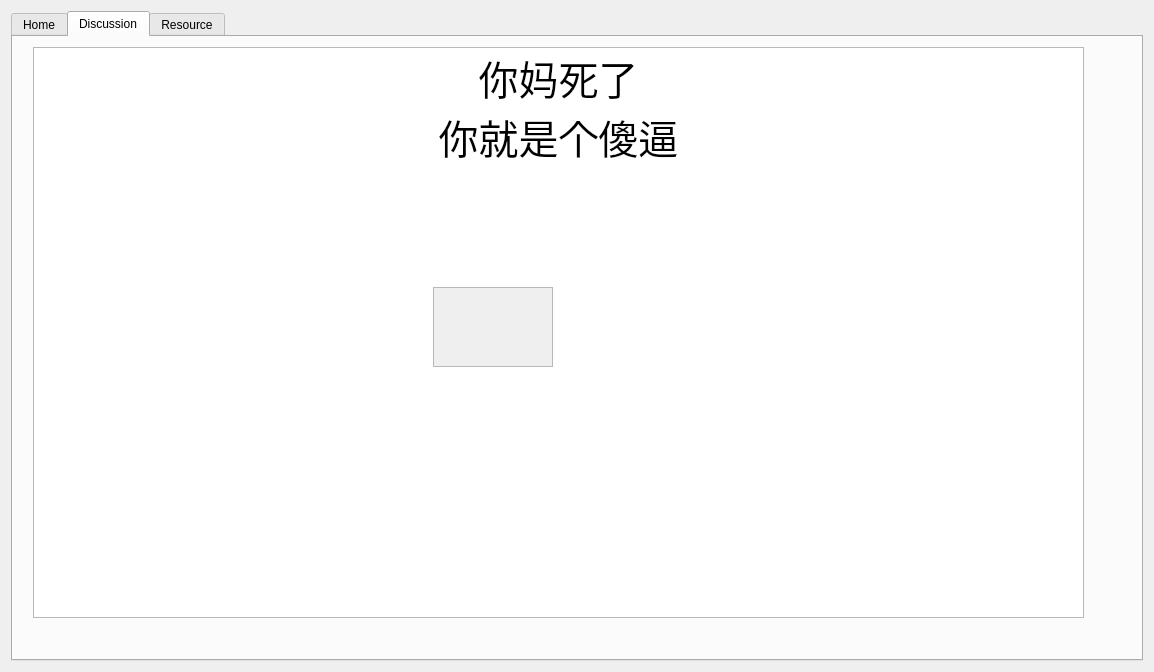
Before: the Qt Designer form Jobs-of-SoftwareEngineer/Codeing/Scut/course.ui in CSLP/CPP, drawn with Qt 5.
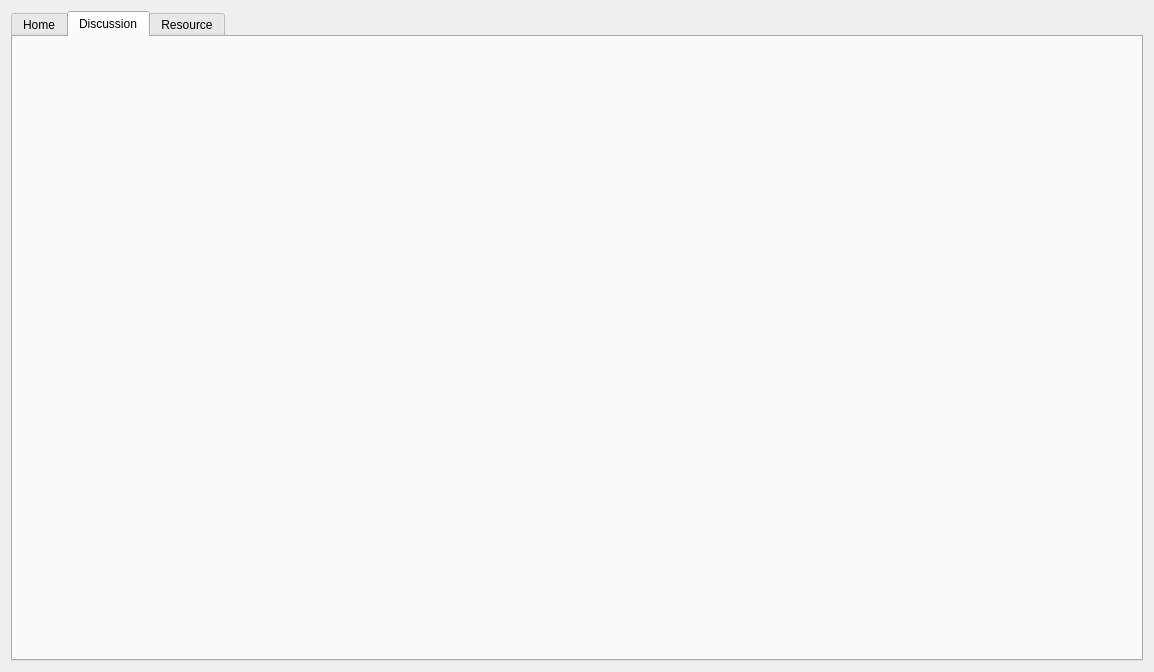
After: the same form once the commit is applied. The open tabs and pages were chosen to show the change.

Diff of the .ui file:
```diff
--- a/Jobs-of-SoftwareEngineer/Codeing/Scut/course.ui
+++ b/Jobs-of-SoftwareEngineer/Codeing/Scut/course.ui
@@ -136,65 +136,6 @@
       <attribute name="title">
        <string>Discussion</string>
       </attribute>
-      <widget class="QListWidget" name="listWidget">
-       <property name="geometry">
-        <rect>
-         <x>20</x>
-         <y>10</y>
-         <width>1051</width>
-         <height>571</height>
-        </rect>
-       </property>
-       <item>
-        <property name="text">
-         <string>你妈死了</string>
-        </property>
-        <property name="font">
-         <font>
-          <pointsize>30</pointsize>
-         </font>
-        </property>
-        <property name="textAlignment">
-         <set>AlignCenter</set>
-        </property>
-       </item>
-       <item>
-        <property name="text">
-         <string>你就是个傻逼</string>
-        </property>
-        <property name="font">
-         <font>
-          <pointsize>30</pointsize>
-         </font>
-        </property>
-        <property name="textAlignment">
-         <set>AlignCenter</set>
-        </property>
-       </item>
-      </widget>
-      <widget class="QScrollArea" name="scrollArea">
-       <property name="geometry">
-        <rect>
-         <x>420</x>
-         <y>250</y>
-         <width>120</width>
-         <height>80</height>
-        </rect>
-       </property>
-       <property name="widgetResizable">
-        <bool>true</bool>
-       </property>
-       <widget class="QWidget" name="scrollAreaWidgetContents">
-        <property name="geometry">
-         <rect>
-          <x>0</x>
-          <y>0</y>
-          <width>118</width>
-          <height>78</height>
-         </rect>
-        </property>
-       </widget>
-      </widget>
      </widget>
      <widget class="QWidget" name="resourceTab">
       <attribute name="title">
```
Left out of the diff: 2 changed lines with no effect on the pictures.
